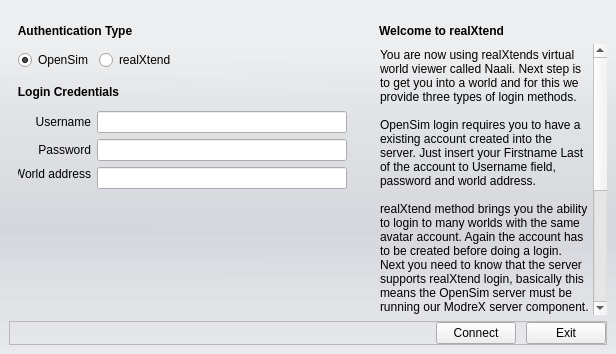
First picture: the form in UiModule/ui/TraditionalLoginWidget.ui, repository realXtend/tundra, before the edit.
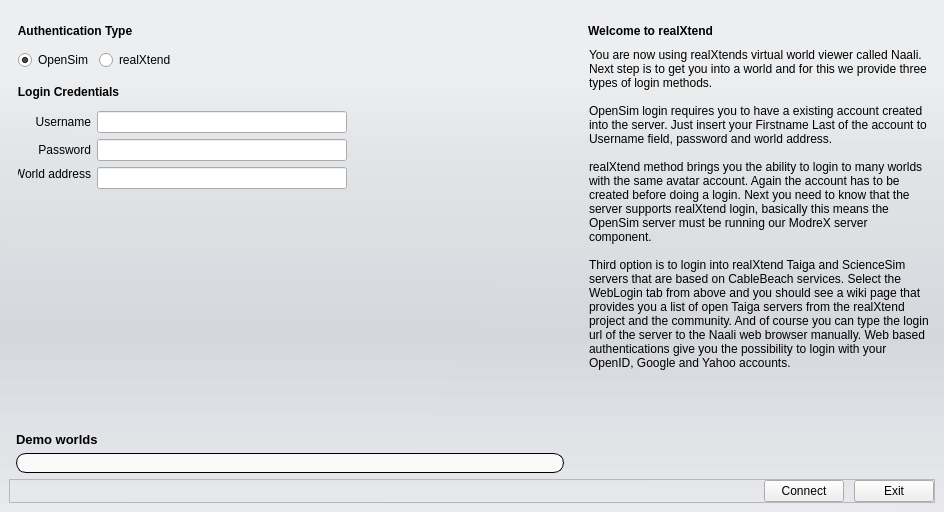
Second picture: the form after the edit.

Commit message: * DemoWorld ui frame added to .ui for tomorrow * Both hidden so no visual change on this commit * TODO: make a way for UiModule to insert one widget inside the layout of the frame. This is done from python module.

Diff of the .ui file:
```diff
--- a/UiModule/ui/TraditionalLoginWidget.ui
+++ b/UiModule/ui/TraditionalLoginWidget.ui
@@ -6,8 +6,8 @@
    <rect>
     <x>0</x>
     <y>0</y>
-    <width>616</width>
-    <height>354</height>
+    <width>944</width>
+    <height>512</height>
    </rect>
   </property>
   <property name="windowTitle">
@@ -380,6 +380,47 @@
               </property>
              </spacer>
             </item>
+            <item>
+             <widget class="QLabel" name="demoWorldLabel">
+              <property name="font">
+               <font>
+                <pointsize>10</pointsize>
+                <weight>75</weight>
+                <bold>true</bold>
+               </font>
+              </property>
+              <property name="text">
+               <string>Demo worlds</string>
+              </property>
+              <property name="indent">
+               <number>7</number>
+              </property>
+             </widget>
+            </item>
+            <item>
+             <widget class="QFrame" name="DemoWorldFrame">
+              <property name="styleSheet">
+               <string notr="true">QFrame#DemoWorldFrame {
+	background-color: rgba(255,255,255,200);
+	border: 1px solid rgba(0,0,0,255);
+	border-radius: 10px;
+	margin-left: 7px;
+	margin-right: 15px;
+}</string>
+              </property>
+              <property name="frameShape">
+               <enum>QFrame::StyledPanel</enum>
+              </property>
+              <property name="frameShadow">
+               <enum>QFrame::Raised</enum>
+              </property>
+              <layout class="QVBoxLayout" name="verticalLayout_5">
+               <item>
+                <layout class="QVBoxLayout" name="demoWorldsContainer"/>
+               </item>
+              </layout>
+             </widget>
+            </item>
            </layout>
           </item>
           <item>
```
The commit also changes 1 other file.
